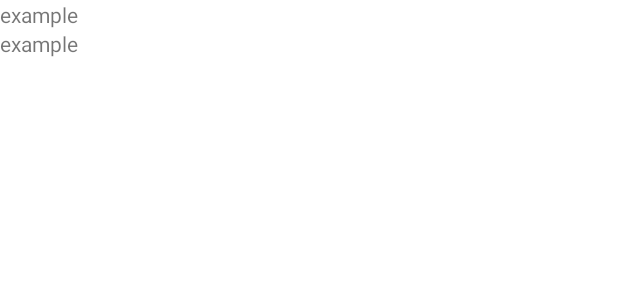
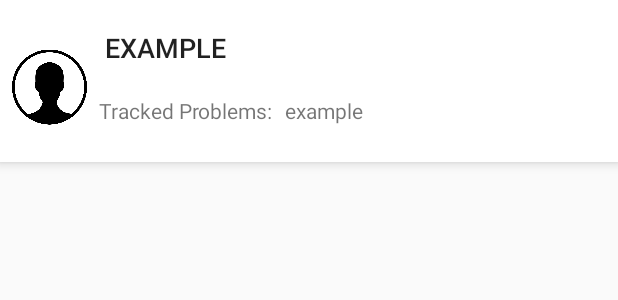
Before and after one commit to CMPUT301F18T06/ManTracker, an Android app: the layout patient_card.xml on its own in the app's theme, with its tools: preview values and no code run, on a phone screen of 412 x 824 dp. Shown: the top 300 px of the screen. Run offline under Robolectric (Android 15) with nearby library versions, the phone set to English and light mode, and no system bars.

Commit message:
Feature/clean cp ui (#78)
* Bit nicer ui. Starting to fix local storage
* Bit nicer ui. Added login session to data Manager.
* Cleaned up careprovider home page.
A bit lazy of fonts, upgraded min sdk so I could use
Material large

```diff
--- a/app/build.gradle
+++ b/app/build.gradle
@@ -4,7 +4,7 @@ android {
     compileSdkVersion 27
     defaultConfig {
         applicationId "project.ece301.mantracker"
-        minSdkVersion 17
+        minSdkVersion 21
         targetSdkVersion 26
         versionCode 1
         versionName "1.0"
--- a/app/src/main/java/project/ece301/mantracker/CreateAccount/CreateAccountInteractor.java
+++ b/app/src/main/java/project/ece301/mantracker/CreateAccount/CreateAccountInteractor.java
@@ -48,6 +48,7 @@ public class CreateAccountInteractor {
             }
 
             dataManager.addUser(account); //TODO: seperate add Patient and Careproviders?
+            dataManager.setLoggedInUser(account);
 
 
         } catch (Username.TakenUsernameException e) {
--- a/app/src/main/java/project/ece301/mantracker/Login/LoginActivity.java
+++ b/app/src/main/java/project/ece301/mantracker/Login/LoginActivity.java
@@ -12,7 +12,6 @@ import project.ece301.mantracker.Activity.ProblemListActivity;
 import project.ece301.mantracker.CareProviderHome.CareProviderHomeActivity;
 import project.ece301.mantracker.CreateAccount.CreateAccountActivity;
 import project.ece301.mantracker.File.StoreData;
-import project.ece301.mantracker.PatientHome.PatientHomeActivity;
 import project.ece301.mantracker.R;
 import project.ece301.mantracker.User.CareProvider;
 import project.ece301.mantracker.User.Patient;
@@ -54,12 +53,14 @@ public class LoginActivity extends AppCompatActivity implements LoginView {
     @Override
     public void navigateToCareProviderHome(CareProvider careProvider) { //TODO: pass in account
         Intent goToMain = new Intent(this, CareProviderHomeActivity.class);
+        goToMain.putExtra("CAREPROVIDERINDEX", careProvider.getIndex());
+        Log.i("CAREPROVIDERHOME", String.valueOf(careProvider.getIndex()));
         startActivity(goToMain);
         finish();
     }
 
     @Override
-    public void navigateToPatientHome(Patient patient) { //TODO: pass in account
+    public void navigateToPatientHome(Patient patient) {
         Intent goToMain = new Intent(this, ProblemListActivity.class);
         goToMain.putExtra("PATIENTINDEX", patient.getIndex());
         Log.i("PATIENTHOME", String.valueOf(patient.getIndex()));
--- a/app/src/main/java/project/ece301/mantracker/Login/LoginInteractor.java
+++ b/app/src/main/java/project/ece301/mantracker/Login/LoginInteractor.java
@@ -19,6 +19,7 @@ public class LoginInteractor {
     public void login(final String username, final OnLoginFinishedListener listener) {
         DataManager dataManager = DataManager.getInstance();
         Account account = dataManager.getUser(username);
+        DataManager.setLoggedInUser(account);
 
         if (account == null)
             listener.onUsernameInvalidError();
--- a/app/src/main/java/project/ece301/mantracker/PatientHome/PatientHomeView.java
+++ /dev/null
@@ -1,4 +0,0 @@
-package project.ece301.mantracker.PatientHome;
-
-public interface PatientHomeView {
-}
--- a/app/src/main/res/layout/patient_card.xml
+++ b/app/src/main/res/layout/patient_card.xml
@@ -3,7 +3,8 @@
     xmlns:app="http://schemas.android.com/apk/res-auto"
     android:foreground="?android:attr/selectableItemBackground"
     android:layout_width="match_parent"
-    android:layout_height="match_parent"
+    android:layout_height="wrap_content"
+    android:layout_marginBottom="@dimen/standard"
     app:cardCornerRadius="0dp"
     app:cardElevation="@dimen/elevation">
 
@@ -11,17 +12,55 @@
     <LinearLayout
         android:layout_width="match_parent"
         android:layout_height="match_parent"
+        android:orientation="horizontal">
+
+        <ImageView
+            android:id="@+id/profileImage"
+            android:layout_width="50dp"
+            android:layout_height="100dp"
+            android:layout_marginStart="@dimen/standard"
+            android:layout_marginTop="@dimen/standard"
+            android:contentDescription="@string/actor"
+            app:layout_constraintStart_toStartOf="parent"
+            app:layout_constraintTop_toBottomOf="@+id/problemListSearch"
+            app:srcCompat="@drawable/actor" />
+
+        <LinearLayout
+            android:layout_width="match_parent"
+            android:layout_height="match_parent"
             android:orientation="vertical">
-        <TextView
+
+            <Button
                 android:id="@+id/patient_id"
+                style="@style/Widget.AppCompat.Button.Borderless"
                 android:layout_width="match_parent"
                 android:layout_height="wrap_content"
-            android:text="example" />
+                android:layout_marginTop="@dimen/standard"
+                android:layout_marginBottom="@dimen/standard"
+                android:layout_marginLeft="0dp"
+                android:text="example"
+                android:textAlignment="viewStart"
+                android:textAllCaps="true"
+                android:textSize="18sp" />
+            <LinearLayout
+                android:layout_width="match_parent"
+                android:layout_height="match_parent"
+                android:orientation="horizontal">
+
+                <TextView
+                    android:id="@+id/num_problems_text"
+                    android:layout_width="wrap_content"
+                    android:layout_height="wrap_content"
+                    android:layout_marginLeft="@dimen/standard"
+                    android:text="@string/tracked_problems" />
 
                 <TextView
                     android:id="@+id/num_problems"
-            android:layout_width="match_parent"
+                    android:layout_marginLeft="@dimen/standard"
+                    android:layout_width="wrap_content"
                     android:layout_height="wrap_content"
                     android:text="example" />
             </LinearLayout>
+        </LinearLayout>
+    </LinearLayout>
 </android.support.v7.widget.CardView>
--- a/app/src/main/res/layout/patient_home.xml
+++ /dev/null
@@ -1,6 +0,0 @@
-<?xml version="1.0" encoding="utf-8"?>
-<android.support.constraint.ConstraintLayout xmlns:android="http://schemas.android.com/apk/res/android"
-    android:layout_width="match_parent"
-    android:layout_height="match_parent">
-
-</android.support.constraint.ConstraintLayout>
--- a/app/src/main/res/values/dimens.xml
+++ b/app/src/main/res/values/dimens.xml
@@ -3,4 +3,5 @@
     <dimen name="standard">8dp</dimen>
     <dimen name="large">32dp</dimen>
     <dimen name="elevation">5dp</dimen>
+    <dimen name="list_height">370</dimen>
 </resources>
--- a/app/src/main/res/values/strings.xml
+++ b/app/src/main/res/values/strings.xml
@@ -74,6 +74,7 @@
     <string name="title_activity_record_details">RecordDetailsActivity</string>
     <string name="UploadPhotos">Upload Photos</string>
     <string name="upload_photo_count">Upload Photo Count: </string>
+    <string name="tracked_problems">Tracked Problems:</string>
     <string name="label_hint">Label</string>
     <string name="oldBodyPhotos">Select</string>
     <string name="ChooseBodyImage">Select</string>
```
Also changed, not shown: app/src/main/java/project/ece301/mantracker/Account/Account.java (+18 -1 lines), app/src/main/java/project/ece301/mantracker/CareProviderHome/CareProviderHomeActivity.java (+31 -5 lines), app/src/main/java/project/ece301/mantracker/CareProviderHome/CareProviderHomePresenter.java (+24 -18 lines), app/src/main/java/project/ece301/mantracker/CreateAccount/CreateAccountActivity.java (+6 -7 lines), app/src/main/java/project/ece301/mantracker/DataManagment/DataManager.java (+62 -3 lines), app/src/main/java/project/ece301/mantracker/File/StoreData.java (+50 -1 lines), app/src/main/java/project/ece301/mantracker/PatientHome/PatientHomeActivity.java (deleted, +0 -25 lines), app/src/main/java/project/ece301/mantracker/PatientHome/PatientHomePresenter.java (deleted, +0 -14 lines), app/src/main/java/project/ece301/mantracker/User/CareProvider.java (+38 -26 lines), app/src/main/java/project/ece301/mantracker/User/Patient.java (+2 -6 lines), app/src/main/res/layout/care_provider_home.xml (+49 -13 lines). Lines whose indentation alone changed are shown as unchanged.
